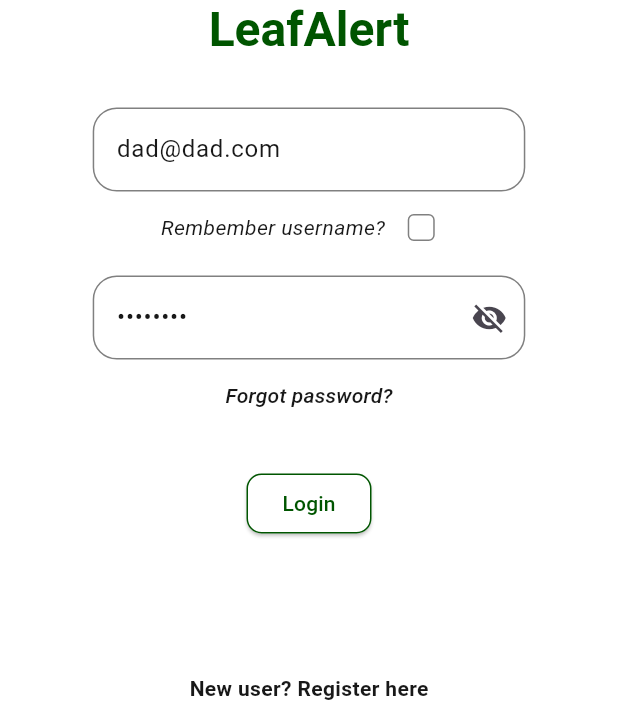
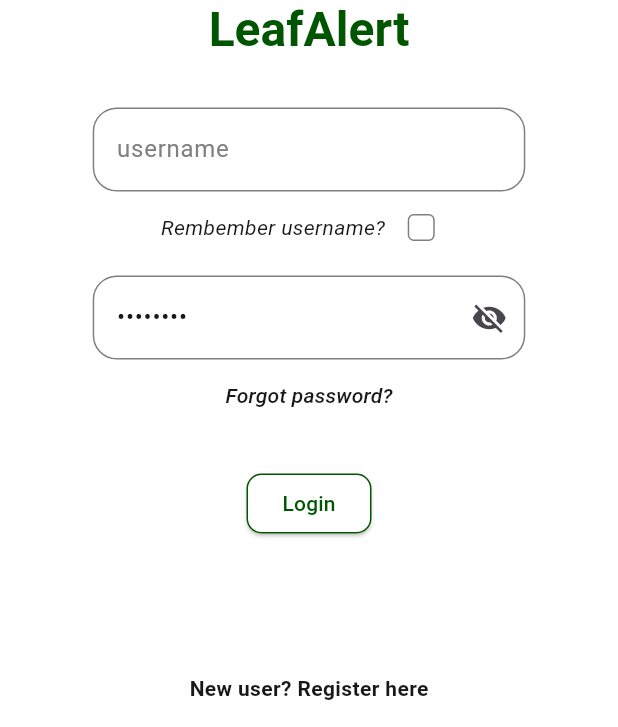
Before and after one commit to robjvan/la_mobile, a Flutter app: the LoginPage screen opened by its route, on a phone screen of 412 x 824 dp, the part 509-1236 px from its top. Run offline on Flutter 3.47's test engine with Material 3 defaults, Android fonts, the phone set to English and light mode, and no system bars; our stand-ins replace appwrite, cached_network_image, flutter_speed_dial, get, get_storage; accounts and stored records are empty; network calls fail; statements that could not run were skipped.

Commit message:
Added translations and check for saved username

```diff
--- a/lib/pages/login_page/login.page.dart
+++ b/lib/pages/login_page/login.page.dart
@@ -1,7 +1,10 @@
 import 'package:flutter/material.dart';
 import 'package:get/get.dart';
+import 'package:la_mobile/constants.dart';
 import 'package:la_mobile/controllers/app_state.controller.dart';
+import 'package:la_mobile/controllers/user_state.controller.dart';
 import 'package:la_mobile/pages/login_page/login_page_widgets.dart';
+import 'package:la_mobile/services/local_storage.service.dart';
 import 'package:la_mobile/utilities/theme.dart';
 
 class LoginPage extends StatefulWidget {
@@ -23,10 +26,14 @@ class _LoginPageState extends State<LoginPage> {
   @override
   void initState() {
     super.initState();
+    LocalStorageService.loadSaveUsernameSetting();
 
-    // Used for testing, remove for prod
-    usernameController.text = 'dad@dad.com';
+    //! Used for testing, remove for prod
+    // usernameController.text = 'dad@dad.com';
     passwordController.text = 'Asdf123!';
+    if (AppStateController.saveUsername.value) {
+      usernameController.text = UserStateController.username.value;
+    }
   }
 
   @override
@@ -53,9 +60,9 @@ class _LoginPageState extends State<LoginPage> {
               mainAxisAlignment: MainAxisAlignment.center,
               children: <Widget>[
                 const Spacer(),
-                Image.asset('assets/logo/logo.png', height: 250.0),
+                Image.asset(kAppLogoPath, height: 250.0),
                 Text(
-                  'app_title'.tr, // TODO(RV): Add i18n strings?
+                  'app_title'.tr,
                   style: Theme.of(context).textTheme.headlineLarge!.copyWith(
                     color: AppColors.green,
                     fontWeight: FontWeight.bold,
```
